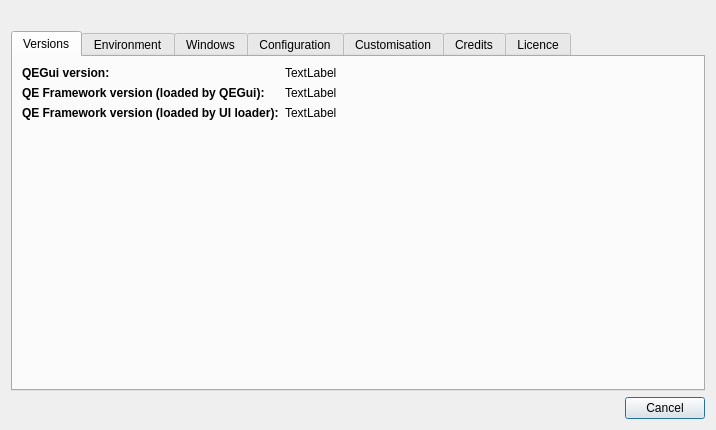
Above: applications/QEGuiApp/src/aboutDialog.ui from andrewrhyder/epicsqt before the change. Below: the same form after it.
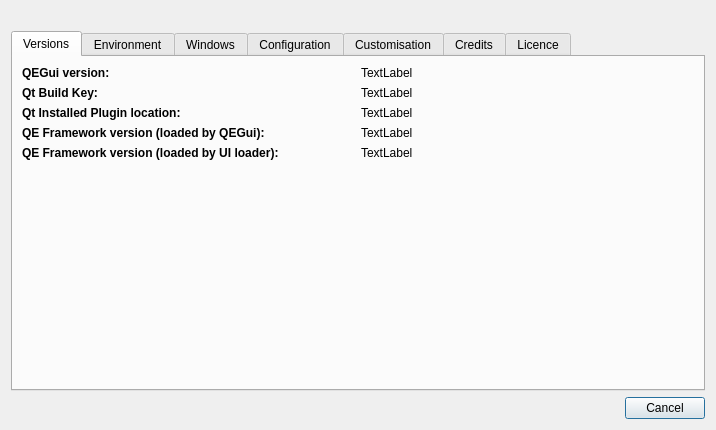
That is the form after the change. Icons and pictures are not drawn.

Commit message: Add extra version info to help/about

Patch:
```diff
--- a/applications/QEGuiApp/src/aboutDialog.ui
+++ b/applications/QEGuiApp/src/aboutDialog.ui
@@ -33,7 +33,7 @@
       <attribute name="title">
        <string>Versions</string>
       </attribute>
-      <layout class="QGridLayout" name="gridLayout" columnstretch="0,1">
+      <layout class="QGridLayout" name="gridLayout" columnstretch="0,0">
        <item row="0" column="0">
         <widget class="QLabel" name="label_2">
          <property name="font">
@@ -54,7 +54,7 @@
          </property>
         </widget>
        </item>
-       <item row="1" column="0">
+       <item row="3" column="0">
         <widget class="QLabel" name="label_3">
          <property name="font">
           <font>
@@ -67,21 +67,21 @@
          </property>
         </widget>
        </item>
-       <item row="1" column="1">
+       <item row="3" column="1">
         <widget class="QLabel" name="QEFrameworkVersionQEGuiLabel">
          <property name="text">
           <string>TextLabel</string>
          </property>
         </widget>
        </item>
-       <item row="2" column="1">
+       <item row="4" column="1">
         <widget class="QLabel" name="QEFrameworkVersionUILoaderLabel">
          <property name="text">
           <string>TextLabel</string>
          </property>
         </widget>
        </item>
-       <item row="2" column="0">
+       <item row="4" column="0">
         <widget class="QLabel" name="label_4">
          <property name="font">
           <font>
@@ -94,7 +94,7 @@
          </property>
         </widget>
        </item>
-       <item row="3" column="0">
+       <item row="5" column="0">
         <spacer name="verticalSpacer">
          <property name="orientation">
           <enum>Qt::Vertical</enum>
@@ -107,6 +107,46 @@
          </property>
         </spacer>
        </item>
+       <item row="1" column="0">
+        <widget class="QLabel" name="label_16">
+         <property name="font">
+          <font>
+           <weight>75</weight>
+           <bold>true</bold>
+          </font>
+         </property>
+         <property name="text">
+          <string>Qt Build Key:</string>
+         </property>
+        </widget>
+       </item>
+       <item row="1" column="1">
+        <widget class="QLabel" name="QtLibraryVersionLabel">
+         <property name="text">
+          <string>TextLabel</string>
+         </property>
+        </widget>
+       </item>
+       <item row="2" column="0">
+        <widget class="QLabel" name="label_17">
+         <property name="font">
+          <font>
+           <weight>75</weight>
+           <bold>true</bold>
+          </font>
+         </property>
+         <property name="text">
+          <string>Qt Installed Plugin location:</string>
+         </property>
+        </widget>
+       </item>
+       <item row="2" column="1">
+        <widget class="QLabel" name="QtInstalledPluginsLabel">
+         <property name="text">
+          <string>TextLabel</string>
+         </property>
+        </widget>
+       </item>
       </layout>
      </widget>
      <widget class="QWidget" name="tab_2">
```
Left out of the diff: 15 changed lines with no effect on the pictures. The commit also changes 1 other file.
